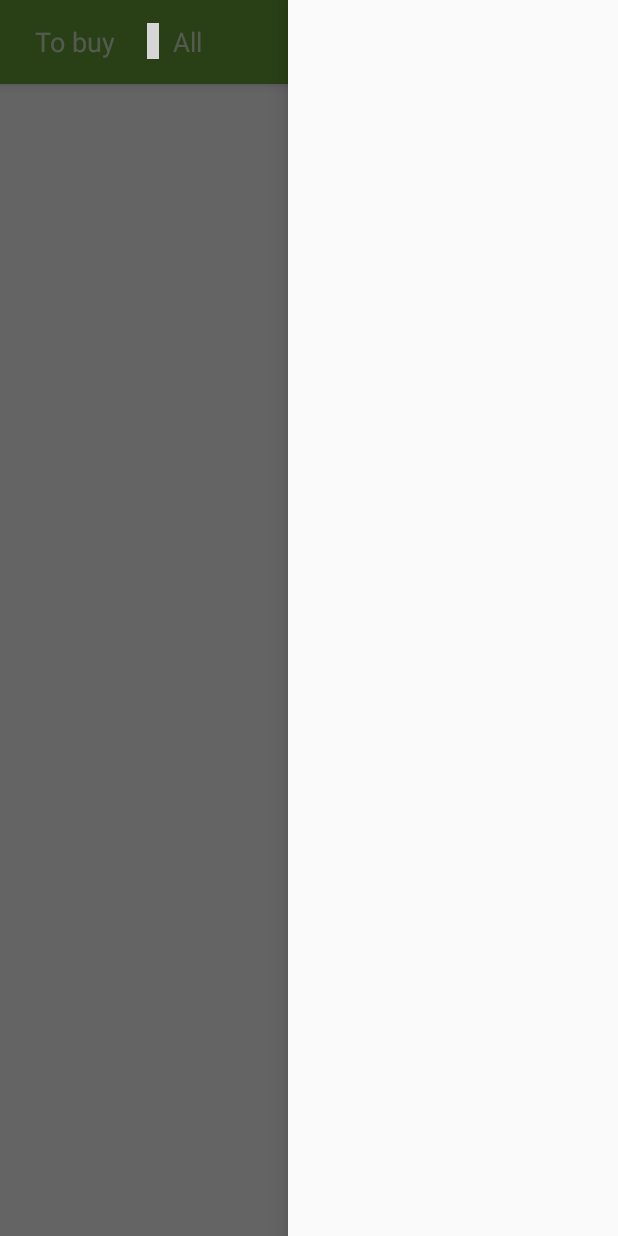
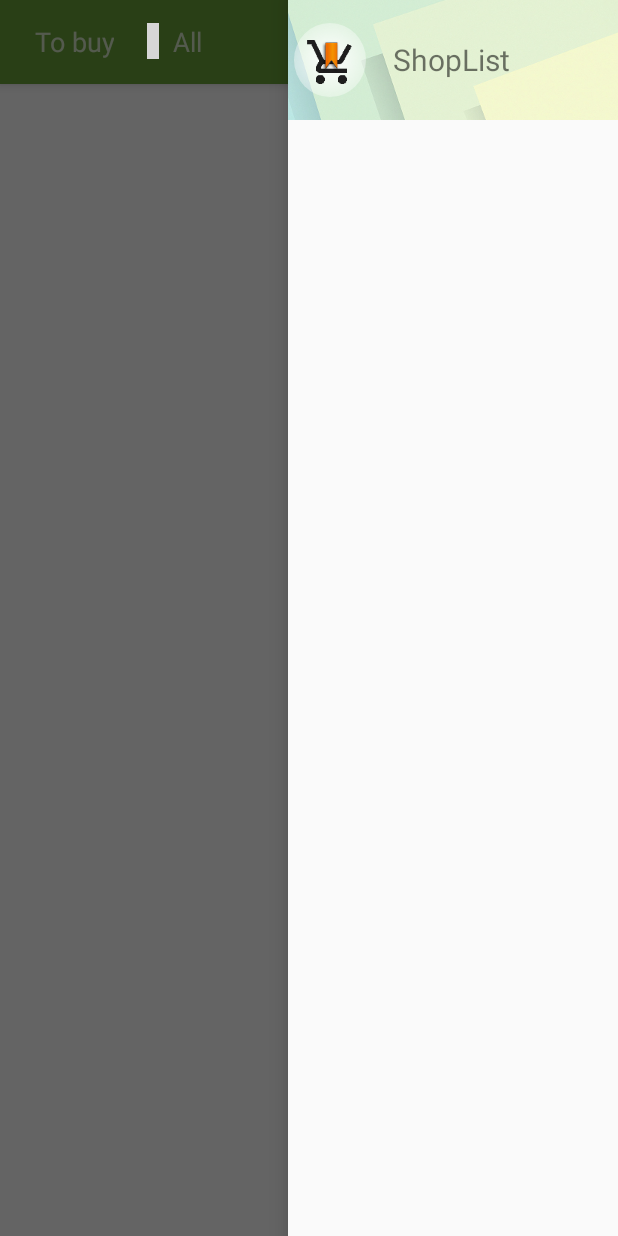
Before and after one commit to bugy/SheLi, an Android app: the screen it shows after launch (ShopListActivity), with the side drawer open, on a phone screen of 412 x 824 dp. Run offline under Robolectric (Android 15) with nearby library versions, the phone set to English and light mode, and no system bars; libraries missing offline, so code that uses them is left out: com.activeandroid, com.activeandroid.annotation, com.activeandroid.query, com.activeandroid.serializer, com.android.internal and 1 more; plain views replace TagFlag, ToggleableImageButton; 29 statements that could not run were skipped; grey boxes are pictures that could not be loaded.

Commit message:
#26 added image and title to the menu

```diff
--- a/shop-list/src/main/java/net/buggy/shoplist/ShopListActivity.java
+++ b/shop-list/src/main/java/net/buggy/shoplist/ShopListActivity.java
@@ -8,6 +8,7 @@ import android.support.v7.app.AppCompatActivity;
 import android.support.v7.widget.RecyclerView;
 import android.view.MotionEvent;
 import android.view.View;
+import android.view.ViewGroup;
 import android.widget.EditText;
 import android.widget.ImageButton;
 
@@ -54,6 +55,7 @@ public class ShopListActivity extends AppCompatActivity implements UnitHost {
 
     private DrawerLayout menuLayout;
     private RecyclerView menuList;
+    private ViewGroup menuPanel;
     private ImageButton menuButton;
 
     private volatile String currentNavigatorName;
@@ -96,6 +98,7 @@ public class ShopListActivity extends AppCompatActivity implements UnitHost {
         menuButton = (ImageButton) findViewById(R.id.toolbar_menu_button);
         menuLayout = (DrawerLayout) findViewById(R.id.main_activity_menu_layout);
         menuList = (RecyclerView) findViewById(R.id.main_activity_menu_list);
+        menuPanel = (ViewGroup) findViewById(R.id.main_activity_menu_panel);
 
 
         final MenuCellFactory menuCellFactory = new MenuCellFactory();
@@ -149,7 +152,7 @@ public class ShopListActivity extends AppCompatActivity implements UnitHost {
             @Override
             public void onClick(View v) {
                 if (menuButton.isPressed()) {
-                    menuLayout.openDrawer(menuList);
+                    menuLayout.openDrawer(menuPanel);
                 } else {
                     menuLayout.closeDrawers();
                 }
--- /dev/null
+++ b/shop-list/src/main/res/drawable/menu_logo_icon_background.xml
@@ -0,0 +1,10 @@
+<?xml version="1.0" encoding="utf-8"?>
+<shape xmlns:android="http://schemas.android.com/apk/res/android"
+    android:shape="oval">
+
+    <gradient
+        android:endColor="#00FFFFFF"
+        android:gradientRadius="60"
+        android:startColor="@android:color/white"
+        android:type="radial" />
+</shape>
--- a/shop-list/src/main/res/layout/activity_shop_list.xml
+++ b/shop-list/src/main/res/layout/activity_shop_list.xml
@@ -50,11 +50,53 @@
             android:layout_weight="1" />
     </LinearLayout>
 
-    <android.support.v7.widget.RecyclerView
-        android:id="@+id/main_activity_menu_list"
+    <LinearLayout
+        android:id="@+id/main_activity_menu_panel"
         android:layout_width="220dp"
         android:layout_height="match_parent"
-        android:layout_gravity="right"
-        android:background="?android:colorBackground" />
+        android:layout_gravity="end"
+        android:background="?android:colorBackground"
+        android:orientation="vertical">
+
+        <LinearLayout
+            android:layout_width="match_parent"
+            android:layout_height="80dp"
+            android:background="@drawable/menu_image"
+            android:orientation="horizontal">
+
+            <ImageView
+                android:layout_width="48dp"
+                android:layout_height="49dp"
+                android:layout_gravity="center_vertical"
+                android:src="@mipmap/logo"
+                android:layout_marginLeft="4dp"
+                android:layout_marginStart="5dp"
+                android:paddingLeft="7dp"
+                android:paddingStart="7dp"
+                android:paddingRight="5dp"
+                android:paddingEnd="5dp"
+                android:paddingTop="8dp"
+                android:paddingBottom="5dp"
+                android:background="@drawable/menu_logo_icon_background"
+                android:contentDescription="@string/menu_logo_image_description" />
+
+            <TextView
+                android:layout_width="wrap_content"
+                android:layout_height="wrap_content"
+                android:gravity="center"
+                android:layout_gravity="center_vertical"
+                android:text="@string/app_name"
+                android:textSize="20sp"
+                android:layout_marginLeft="18dp"
+                android:layout_marginStart="18dp" />
+
+        </LinearLayout>
+
+        <android.support.v7.widget.RecyclerView
+            android:id="@+id/main_activity_menu_list"
+            android:layout_width="match_parent"
+            android:layout_height="match_parent" />
+
+    </LinearLayout>
 
 </android.support.v4.widget.DrawerLayout>
--- a/shop-list/src/main/res/values/strings.xml
+++ b/shop-list/src/main/res/values/strings.xml
@@ -20,4 +20,5 @@
     <string name="unit_products_title">Products</string>
     <string name="unit_categories_title">Categories</string>
     <string name="quantity_editor_title">%s quantity</string>
+    <string name="menu_logo_image_description">Logo image</string>
 </resources>
```
Also changed, not shown: shop-list/src/main/res/drawable-hdpi/menu_image.png (added), shop-list/src/main/res/drawable-mdpi/menu_image.png (added), shop-list/src/main/res/drawable-xhdpi/menu_image.png (added), shop-list/src/main/res/drawable-xxhdpi/menu_image.png (added), shop-list/src/main/res/drawable-xxxhdpi/menu_image.png (added), 2 other files.
